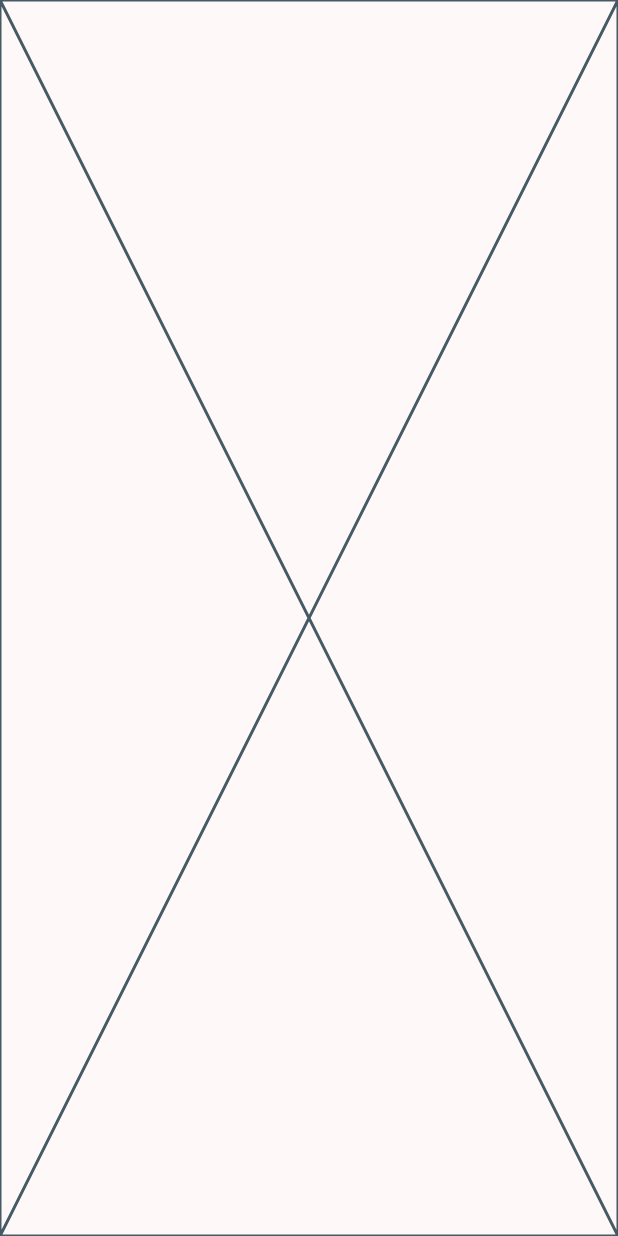
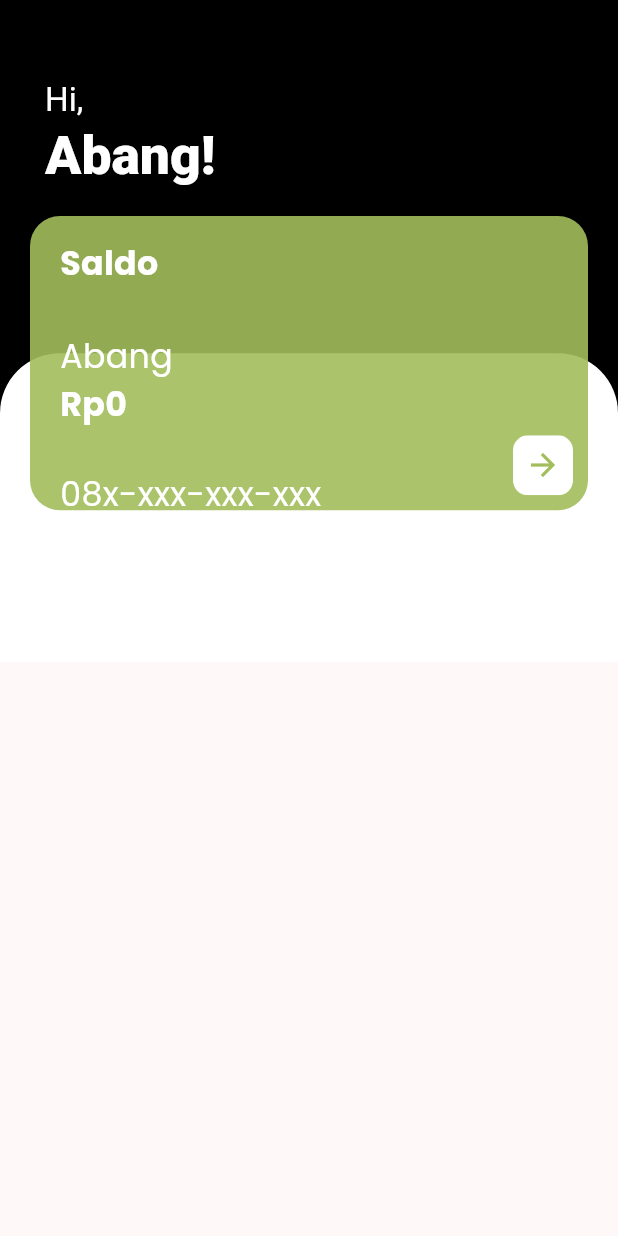
Before and after one commit to TreeAngel/help_me_alpha_dev, a Flutter app: the HomePage screen opened directly, on a phone screen of 412 x 824 dp. Run offline on Flutter 3.47's test engine with Material 3 defaults, Android fonts, the phone set to English and light mode, and no system bars; our stand-ins replace dio, geolocator, go_router, google_fonts.

Commit message:
add view home 45%

```diff
--- a/lib/configs/app_theme.dart
+++ b/lib/configs/app_theme.dart
@@ -12,6 +12,7 @@ class AppTheme {
         backgroundColor: Colors.transparent,
       ),
       fontFamily: GoogleFonts.poppins().fontFamily,
+      textTheme: GoogleFonts.poppinsTextTheme(), // Menambahkan textTheme secara eksplisit
     );
   }
 }
--- a/lib/main.dart
+++ b/lib/main.dart
@@ -15,9 +15,9 @@ class MainApp extends StatelessWidget {
   Widget build(BuildContext context) {
     return MaterialApp(
       debugShowCheckedModeBanner: false,
-      title: 'Login',
+      title: 'HelpMe | Mitra',
       theme: AppTheme.appTheme,
-      home: const LoginPageView(),
+      home: const HomePage(),
     );
   }
 }
--- a/lib/ui/pages/home_page.dart
+++ b/lib/ui/pages/home_page.dart
@@ -1,18 +1,142 @@
 import 'package:flutter/material.dart';
 import 'package:help_me_mitra_alpha_ver/configs/app_colors.dart';
-import 'package:help_me_mitra_alpha_ver/ui/widgets/gradient_card.dart';
 
 class HomePage extends StatelessWidget {
   const HomePage({super.key});
 
   @override
   Widget build(BuildContext context) {
-    final appTheme = Theme.of(context);
-    final colorScheme = appTheme.colorScheme;
+    return Scaffold(
+      body: Container(
+        child: Stack(
+          children: [
+            Container(
+              width: MediaQuery.of(context).size.width,
+              height: MediaQuery.of(context).size.height / 2.7, // Sedikit lebih pendek
+              decoration: const BoxDecoration(
+                color: Colors.black,
+              ),
+              padding: const EdgeInsets.only(top: 50,left: 30, bottom: 0), // Memberikan padding untuk teks
+              // alignment: Alignment.bottomLeft, // Posisi teks di bawah
+              child: RichText(
+                text: const TextSpan(
+                  text: "Hi, \n",
+                  style: TextStyle(
+                    fontSize: 22.15,
+                    fontWeight: FontWeight.normal,
+                    color: Colors.white,
+                  ),
+                  children: <TextSpan>[
+                    TextSpan(
+                      text: "Abang!",
+                      style: TextStyle(
+                        fontSize: 35.62,
+                        fontWeight: FontWeight.w800,
+                        color: Colors.white,
+                      ),
+                    ),
+                  ],
+                ),
+              ),
+            ),
+            Container(
+              margin: EdgeInsets.only(top: MediaQuery.of(context).size.height / 3.5),
+              height: MediaQuery.of(context).size.height / 4,
+              width: MediaQuery.of(context).size.width,
+              decoration: const BoxDecoration(
+                color: Colors.white,
+                borderRadius: BorderRadius.only(
+                  topLeft: Radius.circular(40),
+                  topRight: Radius.circular(40),
+                ),
+              ),
+              child: const Text(""),
+            ),
+            Container(
+              margin: const EdgeInsets.only(top: 120, left: 20.0, right: 20.0), // Menambah margin top
+              child: Column(
+                children: [
+                  Container(
+                    margin: const EdgeInsets.only(top: 24),
+                    width: MediaQuery.of(context).size.width,
+                    height: MediaQuery.of(context).size.height / 4.2,
+                    decoration: BoxDecoration(
+                      color: AppColors.mitraGreen.withOpacity(0.9),
+                      borderRadius: BorderRadius.circular(20),
+                    ),
+                    child: Stack(
+                      children: [
+                        const Positioned(
+                          left: 20,
+                          top: 15,
+                          child: Column(
+                            crossAxisAlignment: CrossAxisAlignment.start,
+                            children: [
+                              Text(
+                                "Saldo",
+                                style: TextStyle(
+                                  fontSize: 22.15,
+                                  color: Colors.white,
+                                  fontWeight: FontWeight.bold
+                                ),
+                              ),
+                              SizedBox(height: 30),
+                              Text(
+                                "Abang",
+                                style: TextStyle(
+                                  fontSize: 22.15,
+                                  color: Colors.white,
+                                ),
+                              ),
+                              Text(
+                                "Rp0",
+                                style: TextStyle(
+                                  fontSize: 22.15,
+                                  color: Colors.white,
+                                  fontWeight: FontWeight.bold
+                                ),
+                              ),
+                              SizedBox(height: 28),
+                              Text(
+                                "08x-xxx-xxx-xxx",
+                                style: TextStyle(
+                                  fontSize: 22.15,
+                                  color: Colors.white,
+                                ),
+                              ),
+                            ],
+                          ),
+                        ),
+                        // Ikon Heksagonal di Kanan Atas
+                        Positioned(
+                        right: 10,
+                        bottom: 10,
+                        child: ClipPath(
+                          // clipper: HexagonClipper(),
+                          child: Container(
+                            width: 40,
+                            height: 40,
+                            decoration: BoxDecoration(
+                              color: Colors.white,
+                              borderRadius: BorderRadius.circular(10),
+                            ),
+                            child: const Icon(
+                              Icons.arrow_forward,
+                              color: AppColors.mitraGreen,
+                            ),
+                          ),
+                        ),
+                      ),
+                      ],
+                    ),
 
-    return const Scaffold(
-
-      body: Placeholder(),
+                  ),
+                ],
+              ),
+            ),
+          ],
+        ),
+      ),
     );
   }
 }
```
Also changed, not shown: pubspec.yaml (+0 -18 lines).
